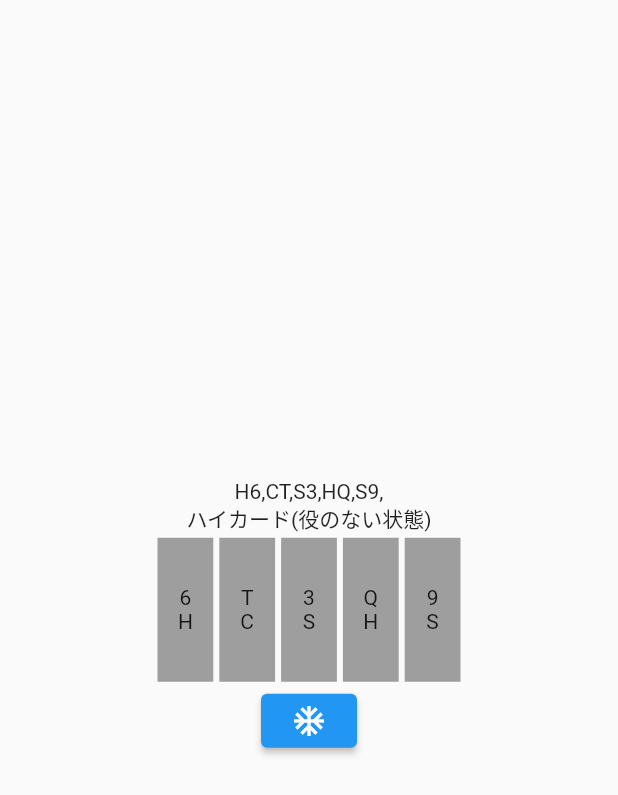
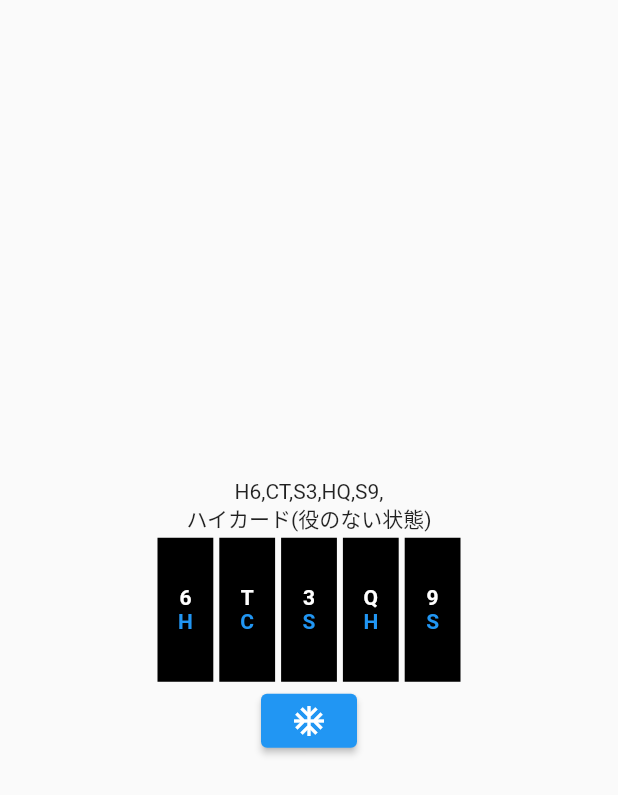
Before and after one commit to Aethey/DartLeetCodeTest, a Flutter app: the screen it shows after launch, on a phone screen of 412 x 824 dp. Shown: the top 795 px of the screen. Run offline on Flutter 3.47's test engine with Material 2 defaults, Android fonts, the phone set to English and light mode, and no system bars.

Commit message:
add a widget....

```diff
--- a/lib/widget/poker_page.dart
+++ b/lib/widget/poker_page.dart
@@ -46,15 +46,15 @@ class PokerPage extends StatelessWidget {
                             width: size.width / 10,
                             height: 100,
                             child: Container(
-                              color: Colors.grey,
+                              color: Colors.black,
                               margin: const EdgeInsets.all(2.0),
                               child: Center(
                                 child: Column(
                                   mainAxisAlignment: MainAxisAlignment.center,
                                   crossAxisAlignment: CrossAxisAlignment.center,
                                   children: [
-                                    Text('${snapshot.data.cards[index].value}'),
-                                    Text('${snapshot.data.cards[index].suit}'),
+                                    Text('${snapshot.data.cards[index].value}',style: TextStyle(fontWeight: FontWeight.bold,color: Colors.white),),
+                                    Text('${snapshot.data.cards[index].suit}',style: TextStyle(fontWeight: FontWeight.bold,color: Colors.blue)),
                                   ],
                                 ),
                               ),
```
